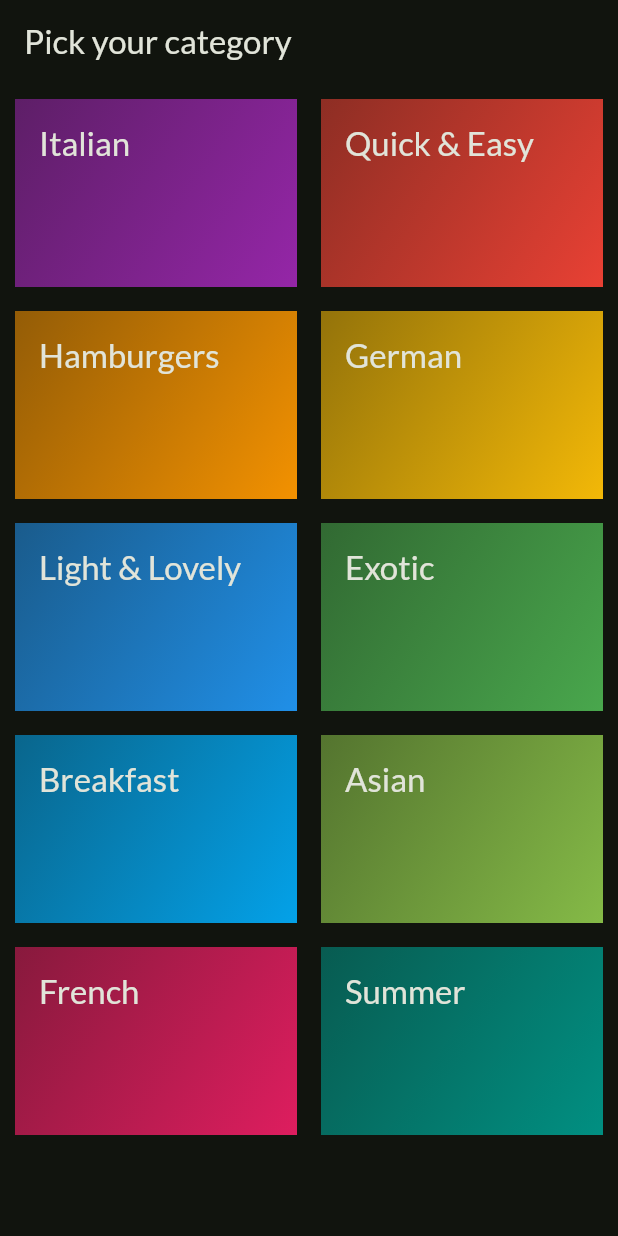
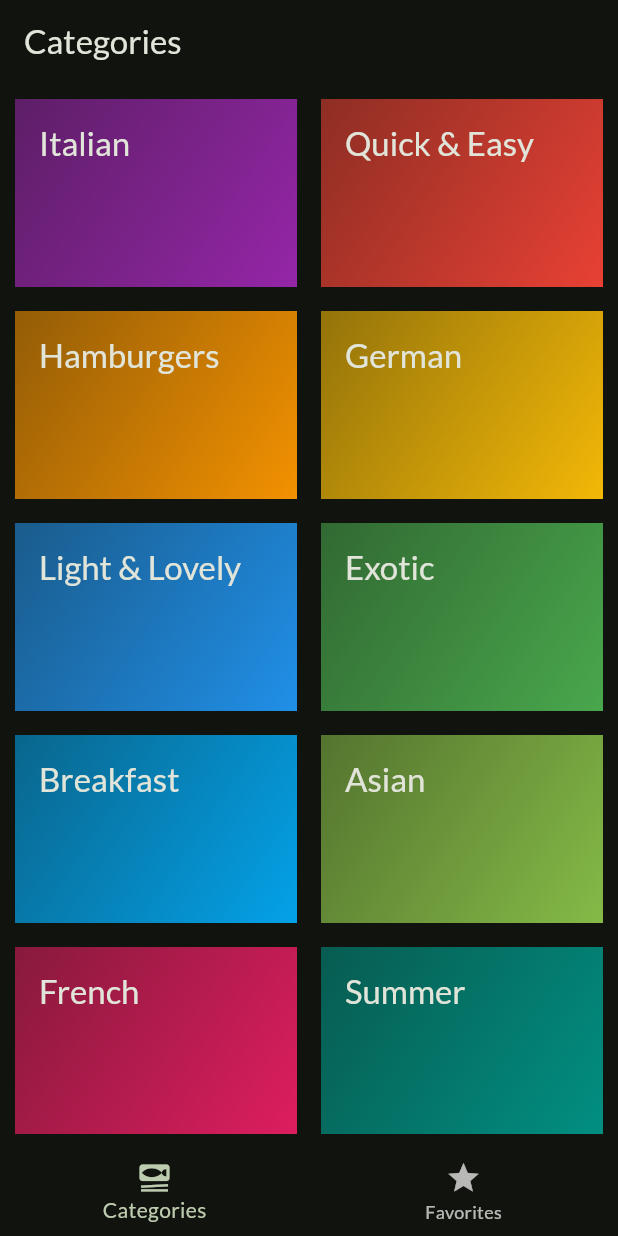
Before and after one commit to ABHAY200/meals_app, a Flutter app: the screen it shows after launch, on a phone screen of 412 x 824 dp. Run offline on Flutter 3.47's test engine with Material 3 defaults, Android fonts, the phone set to English and light mode, and no system bars; our stand-ins replace google_fonts, transparent_image.

Commit message:
feat: added tab bar

```diff
--- a/lib/main.dart
+++ b/lib/main.dart
@@ -1,6 +1,6 @@
 import 'package:flutter/material.dart';
 import 'package:google_fonts/google_fonts.dart';
-import 'package:meals_app/screens/categories.dart';
+import 'package:meals_app/screens/tabs.dart';
 
 final theme = ThemeData(
     useMaterial3: true,
@@ -19,6 +19,6 @@ class MyApp extends StatelessWidget {
   @override
   Widget build(BuildContext context) {
     return MaterialApp(
-        title: 'Meals App', theme: theme, home: const CategoriesScreen());
+        title: 'Meals App', theme: theme, home: const TabScreen());
   }
 }
--- a/lib/screens/categories.dart
+++ b/lib/screens/categories.dart
@@ -4,24 +4,26 @@ import 'package:meals_app/models/category.dart';
 import 'package:meals_app/screens/meals.dart';
 
 import '../components/categoryGridItem.dart';
+import '../models/meals.dart';
 
 class CategoriesScreen extends StatelessWidget {
-  const CategoriesScreen({super.key});
+  const CategoriesScreen({super.key, required this.onToggleFavorites});
+  final void Function(Meal meal) onToggleFavorites;
 
   void _selectedCategory(BuildContext context, Category category) {
     final selectedMeals = dummyMeals
         .where((meal) => meal.categories.contains(category.id))
         .toList();
     Navigator.of(context).push(MaterialPageRoute(
-        builder: (ctx) => Meals(title: category.title, meals: selectedMeals)));
+        builder: (ctx) => Meals(
+            title: category.title,
+            meals: selectedMeals,
+            onToggleFavorites: onToggleFavorites)));
   }
 
   @override
   Widget build(BuildContext context) {
     return Scaffold(
-        appBar: AppBar(
-          title: const Text('Pick your category'),
-        ),
         body: Container(
       margin: const EdgeInsets.all(10),
       child: GridView(
--- /dev/null
+++ b/lib/screens/tabs.dart
@@ -0,0 +1,78 @@
+import 'package:flutter/material.dart';
+import 'package:meals_app/screens/categories.dart';
+import 'package:meals_app/screens/meals.dart';
+
+import '../models/meals.dart';
+
+class TabScreen extends StatefulWidget {
+  const TabScreen({super.key});
+
+  @override
+  State<StatefulWidget> createState() {
+    return _TabScreenState();
+  }
+}
+
+class _TabScreenState extends State<TabScreen> {
+  int _selectPageIndex = 0;
+  final List<Meal> _favoriteMeals = [];
+
+  void _showInfoMessage(String snackBarMessage) {
+    ScaffoldMessenger.of(context).clearSnackBars();
+    ScaffoldMessenger.of(context)
+        .showSnackBar(SnackBar(content: Text(snackBarMessage)));
+  }
+
+  void _toggleFavoriteMealStatus(meal) {
+    final isExisting = _favoriteMeals.contains(meal);
+
+    if (isExisting) {
+      _favoriteMeals.remove(meal);
+      _showInfoMessage('Meal is no longer in favorites');
+    } else {
+      _favoriteMeals.add(meal);
+      _showInfoMessage('Meal added to favorites');
+    }
+  }
+
+  void _selectedPage(index) {
+    setState(() {
+      _selectPageIndex = index;
+    });
+  }
+
+  @override
+  Widget build(BuildContext context) {
+    Widget activePage =
+        CategoriesScreen(onToggleFavorites: _toggleFavoriteMealStatus);
+    var activePageTitle = "Categories";
+
+    if (_selectPageIndex == 1) {
+      activePage = Meals(
+          title: 'Favorites',
+          meals: _favoriteMeals,
+          onToggleFavorites: _toggleFavoriteMealStatus);
+      activePageTitle = "Favorites";
+    } else {
+      activePage =
+          CategoriesScreen(onToggleFavorites: _toggleFavoriteMealStatus);
+      activePageTitle = "Categories";
+    }
+
+    return (Scaffold(
+      appBar: AppBar(
+        title: Text(activePageTitle),
+      ),
+      body: activePage,
+      bottomNavigationBar: BottomNavigationBar(
+          onTap: (index) {
+            _selectedPage(index);
+          },
+          items: const [
+            BottomNavigationBarItem(
+                icon: Icon(Icons.set_meal), label: "Categories"),
+            BottomNavigationBarItem(icon: Icon(Icons.star), label: "Favorites")
+          ]),
+    ));
+  }
+}
```
Also changed, not shown: lib/components/mealItem.dart (+6 -1 lines), lib/screens/meals.dart (+22 -5 lines), lib/screens/mealsDetails.dart (added, +74 -0 lines). Lines whose indentation alone changed are shown as unchanged.
